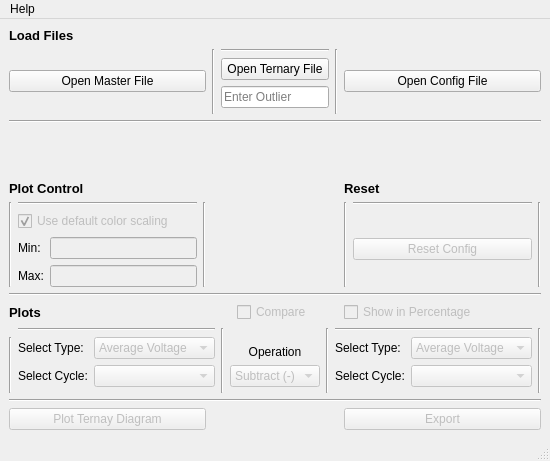
First picture: the form in phase-diagram/view/app.ui, repository abdullahsumbal/data-analysis, before the edit.
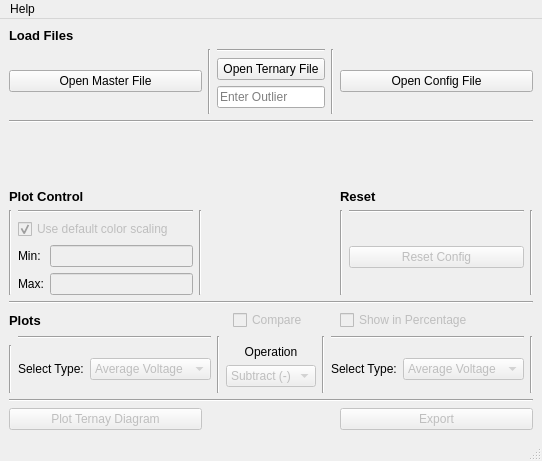
Second picture: the form after the edit.

What changed in the file:
```diff
--- a/phase-diagram/view/app.ui
+++ b/phase-diagram/view/app.ui
@@ -215,50 +215,6 @@
       </item>
       <item row="8" column="0" colspan="3">
        <layout class="QGridLayout" name="gridLayout_2">
-        <item row="1" column="7">
-         <widget class="QComboBox" name="comboBox_type_2">
-          <property name="enabled">
-           <bool>false</bool>
-          </property>
-          <item>
-           <property name="text">
-            <string>Average Voltage</string>
-           </property>
-          </item>
-          <item>
-           <property name="text">
-            <string>Charge</string>
-           </property>
-          </item>
-         </widget>
-        </item>
-        <item row="1" column="1">
-         <widget class="QLabel" name="label_4">
-          <property name="enabled">
-           <bool>true</bool>
-          </property>
-          <property name="text">
-           <string>Select Type:</string>
-          </property>
-         </widget>
-        </item>
-        <item row="1" column="2">
-         <widget class="QComboBox" name="comboBox_type_1">
-          <property name="enabled">
-           <bool>false</bool>
-          </property>
-          <item>
-           <property name="text">
-            <string>Average Voltage</string>
-           </property>
-          </item>
-          <item>
-           <property name="text">
-            <string>Charge</string>
-           </property>
-          </item>
-         </widget>
-        </item>
         <item row="0" column="6" colspan="2">
          <widget class="Line" name="line_12">
           <property name="orientation">
@@ -295,16 +251,6 @@
           </item>
          </widget>
         </item>
-        <item row="2" column="1">
-         <widget class="QLabel" name="label_5">
-          <property name="enabled">
-           <bool>true</bool>
-          </property>
-          <property name="text">
-           <string>Select Cycle:</string>
-          </property>
-         </widget>
-        </item>
         <item row="0" column="8" rowspan="4">
          <widget class="Line" name="line_13">
           <property name="orientation">
@@ -312,16 +258,6 @@
           </property>
          </widget>
         </item>
-        <item row="2" column="2">
-         <widget class="QComboBox" name="comboBox_cycle_1">
-          <property name="enabled">
-           <bool>false</bool>
-          </property>
-          <property name="currentText">
-           <string/>
-          </property>
-         </widget>
-        </item>
         <item row="1" column="4">
          <widget class="QLabel" name="label_8">
           <property name="enabled">
@@ -342,16 +278,6 @@
           </property>
          </widget>
         </item>
-        <item row="2" column="6">
-         <widget class="QLabel" name="label_7">
-          <property name="enabled">
-           <bool>true</bool>
-          </property>
-          <property name="text">
-           <string>Select Cycle:</string>
-          </property>
-         </widget>
-        </item>
         <item row="0" column="3" rowspan="4">
          <widget class="Line" name="line_6">
           <property name="orientation">
@@ -366,14 +292,34 @@
           </property>
          </widget>
         </item>
-        <item row="2" column="7">
-         <widget class="QComboBox" name="comboBox_cycle_2">
+        <item row="1" column="1" rowspan="3">
+         <widget class="QLabel" name="label_4">
+          <property name="enabled">
+           <bool>true</bool>
+          </property>
+          <property name="text">
+           <string>Select Type:</string>
+          </property>
+         </widget>
+        </item>
+        <item row="1" column="2" rowspan="3">
+         <widget class="QComboBox" name="comboBox_type_1">
           <property name="enabled">
            <bool>false</bool>
           </property>
+          <item>
+           <property name="text">
+            <string>Average Voltage</string>
+           </property>
+          </item>
+          <item>
+           <property name="text">
+            <string>Charge</string>
+           </property>
+          </item>
          </widget>
         </item>
-        <item row="1" column="6">
+        <item row="1" column="6" rowspan="3">
          <widget class="QLabel" name="label_6">
           <property name="enabled">
            <bool>true</bool>
@@ -383,6 +329,23 @@
           </property>
          </widget>
         </item>
+        <item row="1" column="7" rowspan="3">
+         <widget class="QComboBox" name="comboBox_type_2">
+          <property name="enabled">
+           <bool>false</bool>
+          </property>
+          <item>
+           <property name="text">
+            <string>Average Voltage</string>
+           </property>
+          </item>
+          <item>
+           <property name="text">
+            <string>Charge</string>
+           </property>
+          </item>
+         </widget>
+        </item>
        </layout>
       </item>
       <item row="4" column="0">
```
